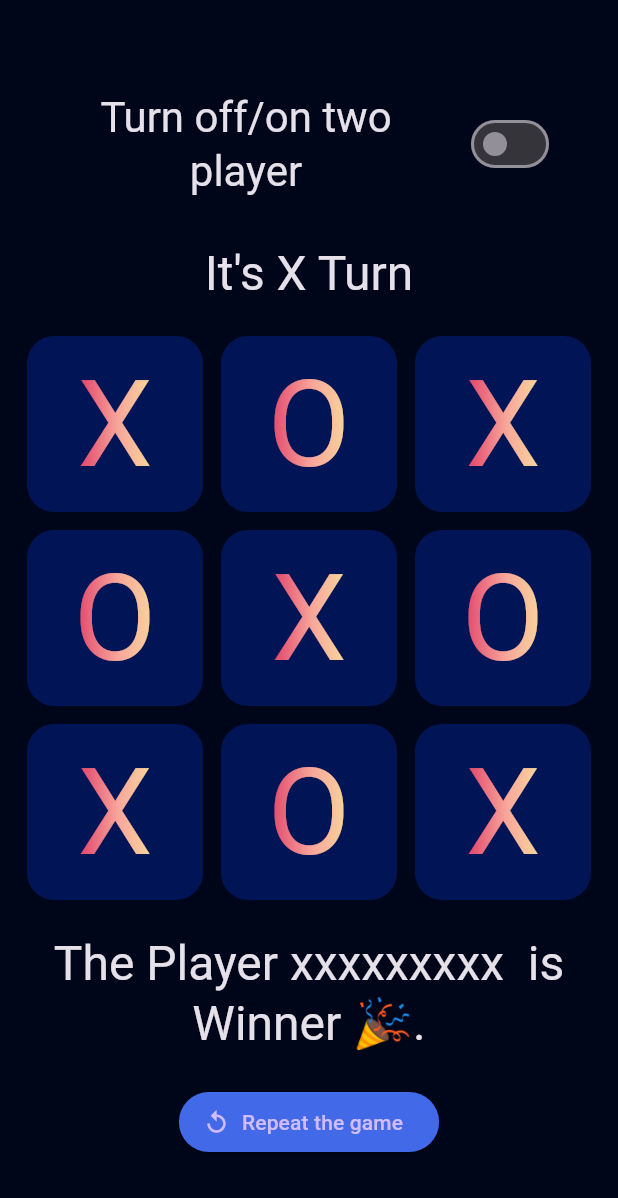
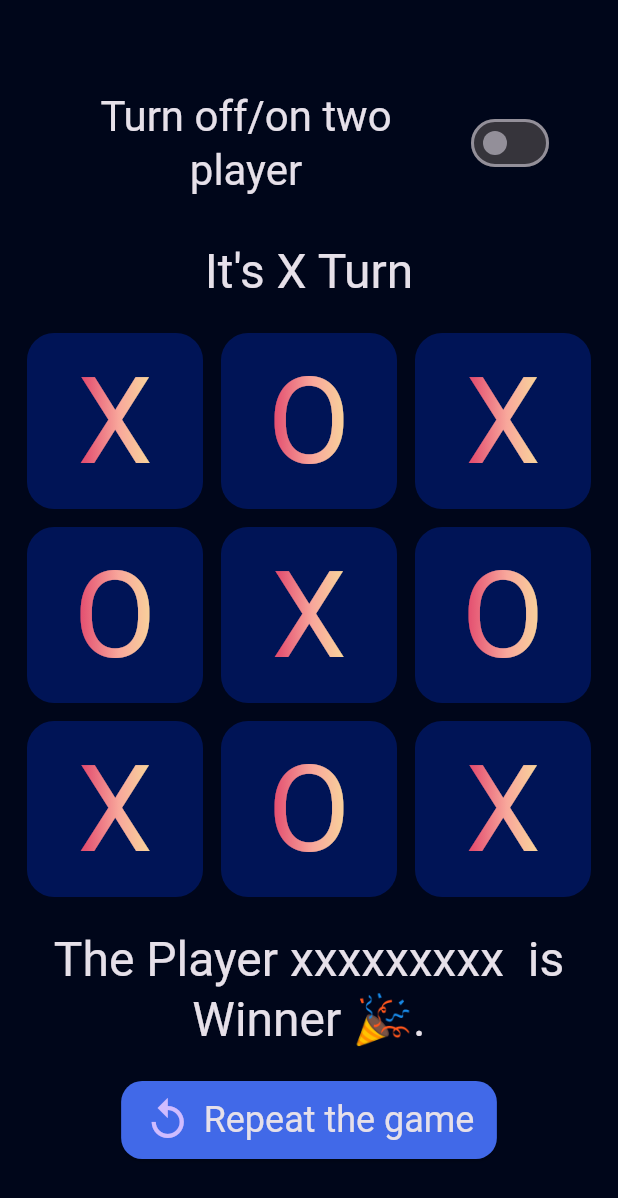
Before and after one commit to MuhannadMutawe/tic_tac_game, a Flutter app: the screen it shows after launch, on a phone screen of 412 x 824 dp. Shown: the top 1198 px of the screen. Run offline on Flutter 3.47's test engine with Material 3 defaults, Android fonts, the phone set to English and light mode, and no system bars; our stand-ins replace firebase_core; accounts and stored records are empty.

Commit message:
_add game , player models. _add function onTap in play_bord.dart. _edit repeat the game button.

```diff
--- /dev/null
+++ b/lib/features/data/models/game_model.dart
@@ -0,0 +1,3 @@
+class Game{
+  void playGame(int index, activePlayer) {}
+}
--- /dev/null
+++ b/lib/features/data/models/player_model.dart
@@ -0,0 +1,3 @@
+class Player{
+
+}
--- a/lib/features/ui/home_screen.dart
+++ b/lib/features/ui/home_screen.dart
@@ -4,6 +4,7 @@ import 'package:tic_tac_game/features/ui/widget/play_bord.dart';
 import 'package:tic_tac_game/features/ui/widget/repeat_the_game_button.dart';
 import 'package:tic_tac_game/features/ui/widget/switch_turn_off_on_two_player.dart';
 
+import '../data/models/game_model.dart';
 import 'widget/it_is_player_turn.dart';
 
 class HomeScreen extends StatefulWidget {
@@ -19,7 +20,7 @@ class _HomeScreenState extends State<HomeScreen> {
   int _turn = 0;
   String _result = 'xxxxxxxxx ';
 
-  // Game game = Game();
+  final Game _game = Game();
 
   bool _isSwitched = false;
 
@@ -44,7 +45,9 @@ class _HomeScreenState extends State<HomeScreen> {
                 activePlayer: _activePlayer,
               ),
               PlayBord(
+                activePlayer: _activePlayer,
                 gameOver: _gameOver,
+                game: _game,
               ),
               DisplayResult(
                 result: _result,
--- a/lib/features/ui/widget/play_bord.dart
+++ b/lib/features/ui/widget/play_bord.dart
@@ -1,12 +1,15 @@
 import 'package:flutter/material.dart';
+import 'package:tic_tac_game/features/data/models/game_model.dart';
 
 import '../../../core/theming/app_colors.dart';
 import '../../../core/widget/gradient_text.dart';
 
 class PlayBord extends StatelessWidget {
-  const PlayBord({super.key, required this.gameOver});
+  const PlayBord({super.key, required this.gameOver, required this.game, required this.activePlayer});
 
   final bool gameOver;
+  final Game game;
+  final String activePlayer;
 
   @override
   Widget build(BuildContext context) {
@@ -43,4 +46,8 @@ class PlayBord extends StatelessWidget {
       },
     );
   }
+
+  onTap(int index){
+    game.playGame(index, activePlayer);
+  }
 }
--- a/lib/features/ui/widget/repeat_the_game_button.dart
+++ b/lib/features/ui/widget/repeat_the_game_button.dart
@@ -11,11 +11,15 @@ class RepeatTheGameButton extends StatelessWidget {
   Widget build(BuildContext context) {
     return ElevatedButton.icon(
       onPressed: onPressed,
-      icon: Icon(Icons.replay),
-      label: Text('Repeat the game'),
-      style: ButtonStyle(
-          backgroundColor:
-          WidgetStateProperty.all(AppColors.splashColor)),
+      icon: Icon(Icons.replay,size: 32,),
+      label: Text('Repeat the game',style: Theme.of(context).textTheme.headlineSmall,),
+      style: ElevatedButton.styleFrom(
+        padding: EdgeInsets.symmetric(vertical: 10,horizontal: 15),
+        backgroundColor: AppColors.splashColor,
+        shape: RoundedRectangleBorder(
+          borderRadius: BorderRadius.circular(14),
+        ),
+      ),
     );
   }
 }
```
